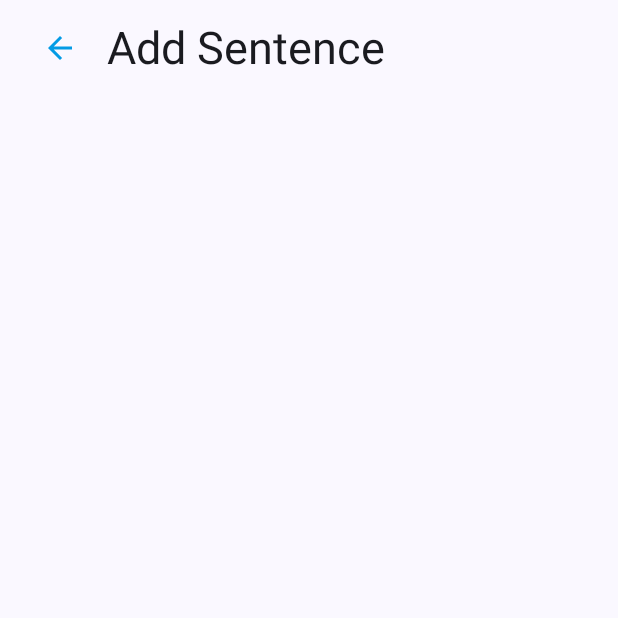
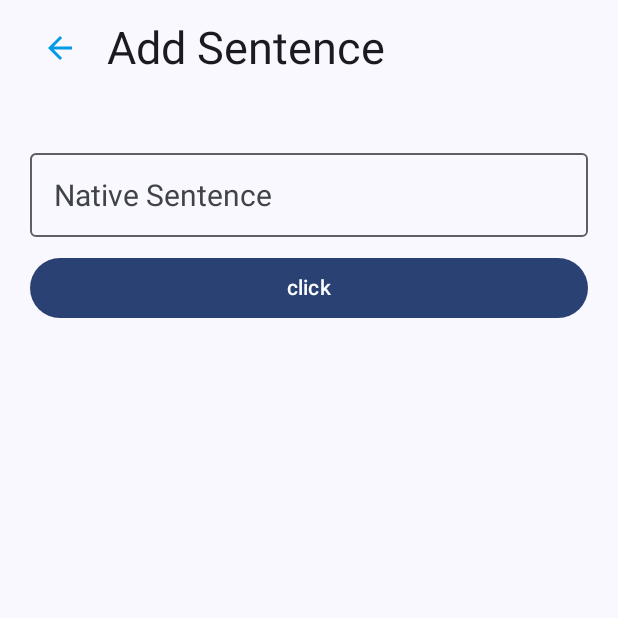
Before and after one commit to ana-znv/translate-trainer, an Android app built with Jetpack Compose: the AddSentenceScreen screen opened through its navigation route, on a phone screen of 412 x 824 dp, the top half of it. Run offline under Robolectric (Android 15) with nearby library versions, the phone set to English and light mode, and no system bars.

Commit message:
created text field

```diff
--- a/app/src/main/java/com/example/englishtranslatetrainer/ui/screen/AddSentenceScreen.kt
+++ b/app/src/main/java/com/example/englishtranslatetrainer/ui/screen/AddSentenceScreen.kt
@@ -1,42 +1,46 @@
 package com.example.englishtranslatetrainer.ui.screen
 
-import android.annotation.SuppressLint
-import android.graphics.drawable.Icon
+import androidx.compose.foundation.layout.Box
 import androidx.compose.foundation.layout.Column
 import androidx.compose.foundation.layout.Row
-import androidx.compose.foundation.layout.WindowInsets
-import androidx.compose.foundation.layout.ime
+import androidx.compose.foundation.layout.Spacer
+import androidx.compose.foundation.layout.fillMaxWidth
+import androidx.compose.foundation.layout.height
 import androidx.compose.foundation.layout.padding
-import androidx.compose.foundation.layout.statusBarsPadding
+import androidx.compose.foundation.shape.RoundedCornerShape
 import androidx.compose.material.icons.Icons
 import androidx.compose.material.icons.automirrored.filled.ArrowBack
-import androidx.compose.material.icons.filled.ArrowBack
+import androidx.compose.material3.Button
 import androidx.compose.material3.ExperimentalMaterial3Api
 import androidx.compose.material3.Icon
 import androidx.compose.material3.IconButton
+import androidx.compose.material3.OutlinedTextField
 import androidx.compose.material3.Scaffold
-import androidx.compose.material3.SegmentedButtonDefaults.Icon
 import androidx.compose.material3.Text
 import androidx.compose.material3.TopAppBar
+import androidx.compose.material3.TopAppBarDefaults
 import androidx.compose.runtime.Composable
+import androidx.compose.runtime.getValue
+import androidx.compose.runtime.mutableStateOf
+import androidx.compose.runtime.remember
+import androidx.compose.runtime.setValue
 import androidx.compose.ui.Alignment
 import androidx.compose.ui.Modifier
+import androidx.compose.ui.draw.clip
 import androidx.compose.ui.graphics.Color
 import androidx.compose.ui.text.TextStyle
 import androidx.compose.ui.unit.dp
 import androidx.compose.ui.unit.sp
 import androidx.navigation.NavController
-import androidx.navigation.compose.rememberNavController
 
 @OptIn(ExperimentalMaterial3Api::class)
 @Composable
 fun AddSentenceScreen(navController: NavController) {
-
     Scaffold(
         topBar = {
             TopAppBar(
                 title = {
-                    Row (
+                    Row(
                         verticalAlignment = Alignment.CenterVertically
                     ) {
                         IconButton(
@@ -64,6 +68,43 @@ fun AddSentenceScreen(navController: NavController) {
     ) { innerPadding ->
         Column(
             modifier = Modifier.padding(innerPadding)
-        ) { }
+        ) {
+            Spacer(Modifier.height(30.dp))
+            NativeSentence()
+        }
     }
 }
+
+@Composable
+fun NativeSentence() {
+    var text by remember { mutableStateOf("") }
+    var result by remember { mutableStateOf("") }
+
+    Column {
+        OutlinedTextField(
+            modifier = Modifier
+                .fillMaxWidth()
+                .padding(horizontal = 20.dp),
+            value = text,
+            onValueChange = { text = it },
+            label = {
+                Text(
+                    "Native Sentence",
+                    style = TextStyle(
+                        fontSize = 20.sp
+                    )
+                )
+            }
+        )
+        Spacer(Modifier.height(10.dp))
+        Button(
+            modifier = Modifier
+                .fillMaxWidth()
+                .padding(horizontal = 20.dp),
+            onClick = { result = text }
+        ) {
+            Text("click")
+        }
+        Text(text = result)
+    }
+}
```
